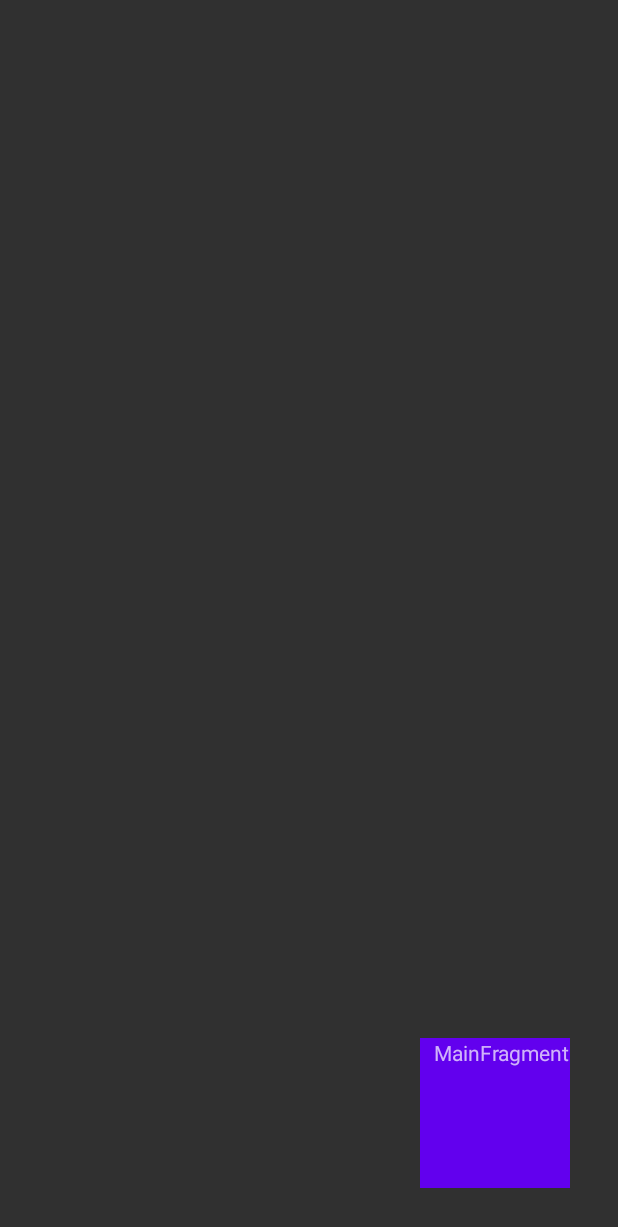
After one commit to gyqGitHub/ConstraintLayoutDemo, an Android app: the MotionFragmentActivity screen opened directly, with no data from a screen before it, on a phone screen of 412 x 824 dp. The commit adds this screen. Shown: the top 1227 px of the screen. Run offline under Robolectric (Android 15) with nearby library versions, the phone set to English and light mode, and no system bars.

Commit message:
motionLayout 结合 fragment使用

```diff
--- a/app/src/main/AndroidManifest.xml
+++ b/app/src/main/AndroidManifest.xml
@@ -9,7 +9,8 @@
         android:roundIcon="@mipmap/ic_launcher_round"
         android:supportsRtl="true"
         android:theme="@style/AppTheme">
-        <activity android:name=".MotionConstraintHelperActivity"></activity>
+        <activity android:name=".MotionFragmentActivity"></activity>
+        <activity android:name=".MotionConstraintHelperActivity" />
         <activity android:name=".MotionComplexImitateCoordinator2Activity" />
         <activity android:name=".MotionComplexImitateCoordinatorActivity" />
         <activity android:name=".MotionViewPagerActivity" />
--- /dev/null
+++ b/app/src/main/java/com/hsb/profession/constraintlayoutdemo/MotionFragmentActivity.kt
@@ -0,0 +1,82 @@
+package com.hsb.profession.constraintlayoutdemo
+
+import android.content.Context
+import android.content.Intent
+import androidx.appcompat.app.AppCompatActivity
+import android.os.Bundle
+import android.util.Log
+import androidx.constraintlayout.motion.widget.MotionLayout
+import androidx.fragment.app.Fragment
+import com.hsb.profession.fragment.MainFragment
+import com.hsb.profession.fragment.SecondFragment
+import kotlinx.android.synthetic.main.activity_motion_fragment.*
+
+class MotionFragmentActivity : AppCompatActivity(),MotionLayout.TransitionListener {
+
+    private var lastProgress = 0f
+    private var fragment : Fragment? = null
+
+    companion object{
+        @JvmStatic
+        fun start(context: Context) {
+            val starter = Intent(context, MotionFragmentActivity::class.java)
+            context.startActivity(starter)
+        }
+    }
+
+    override fun onCreate(savedInstanceState: Bundle?) {
+        super.onCreate(savedInstanceState)
+        setContentView(R.layout.activity_motion_fragment)
+        motionLayout?.setTransitionListener(this)
+        if (savedInstanceState == null) {
+            fragment = MainFragment.newInstance().also {
+                supportFragmentManager.beginTransaction()
+                    .replace(R.id.container, it)
+                    .commitNow()
+            }
+        }
+    }
+
+    override fun onTransitionTrigger(p0: MotionLayout?, triggerId: Int, positive: Boolean, progress: Float) {
+        Log.e("gyq","onTransitionTrigger triggerId = $triggerId positive = $positive progress = $progress")
+    }
+
+    override fun onTransitionStarted(p0: MotionLayout?, startId: Int, endId: Int) {
+        Log.e("gyq","onTransitionStarted startId = $startId endId = $endId")
+    }
+
+    override fun onTransitionChange(p0: MotionLayout?, startId: Int, endId: Int, progress: Float) {
+        Log.e("gyq","onTransitionChange startId = $startId p2 = $endId progress = $progress")
+        if (progress - lastProgress > 0) {
+            // from start to end
+            val atEnd = Math.abs(progress - 1f) < 0.1f
+            if (atEnd && fragment is MainFragment) {
+                val transaction = supportFragmentManager.beginTransaction()
+                //todo 没搞清动画的使用，动画也会略带卡顿
+                fragment = SecondFragment.newInstance().also {
+                    transaction
+                        .setCustomAnimations(R.animator.show, 0)
+                        .replace(R.id.container, it)
+                        .commitNow()
+                }
+            }
+        } else {
+            // from end to start
+            val atStart = progress < 0.9f
+            if (atStart && fragment is SecondFragment) {
+                val transaction = supportFragmentManager.beginTransaction()
+                fragment = MainFragment.newInstance().also {
+                    transaction
+                        .setCustomAnimations(0, R.animator.hide)
+                        .replace(R.id.container, it)
+                        .commitNow()
+                }
+            }
+        }
+        lastProgress = progress
+    }
+
+    override fun onTransitionCompleted(p0: MotionLayout?, currentId: Int) {
+        Log.e("gyq","onTransitionCompleted currentId = $currentId")
+    }
+}
--- a/app/src/main/java/com/hsb/profession/constraintlayoutdemo/MotionLayoutActivity.kt
+++ b/app/src/main/java/com/hsb/profession/constraintlayoutdemo/MotionLayoutActivity.kt
@@ -49,5 +49,7 @@ class MotionLayoutActivity : AppCompatActivity() {
         btn_imitate_coordinator2.setOnClickListener { MotionComplexImitateCoordinator2Activity.start(this) }
 
         btn_helper.setOnClickListener { MotionConstraintHelperActivity.start(this) }
+
+        btn_fragment.setOnClickListener { MotionFragmentActivity.start(this) }
     }
 }
--- /dev/null
+++ b/app/src/main/java/com/hsb/profession/fragment/MainFragment.kt
@@ -0,0 +1,36 @@
+/*
+ * Copyright (C) 2018 The Android Open Source Project
+ *
+ * Licensed under the Apache License, Version 2.0 (the "License");
+ * you may not use this file except in compliance with the License.
+ * You may obtain a copy of the License at
+ *
+ *      http://www.apache.org/licenses/LICENSE-2.0
+ *
+ * Unless required by applicable law or agreed to in writing, software
+ * distributed under the License is distributed on an "AS IS" BASIS,
+ * WITHOUT WARRANTIES OR CONDITIONS OF ANY KIND, either express or implied.
+ * See the License for the specific language governing permissions and
+ * limitations under the License.
+ */
+
+package com.hsb.profession.fragment
+
+import android.os.Bundle
+import android.view.LayoutInflater
+import android.view.View
+import android.view.ViewGroup
+import androidx.fragment.app.Fragment
+import com.hsb.profession.constraintlayoutdemo.R
+
+class MainFragment : Fragment() {
+
+    companion object {
+        fun newInstance() = MainFragment()
+    }
+
+    override fun onCreateView(inflater: LayoutInflater, container: ViewGroup?,
+                              savedInstanceState: Bundle?): View {
+        return inflater.inflate(R.layout.motion_21_main_fragment, container, false)
+    }
+}
--- a/app/src/main/java/com/hsb/profession/helpers/FadeIn.java
+++ b/app/src/main/java/com/hsb/profession/helpers/FadeIn.java
@@ -18,6 +18,7 @@ package com.hsb.profession.helpers;
 
 import android.content.Context;
 import android.util.AttributeSet;
+import android.util.Log;
 import android.view.View;
 
 import androidx.constraintlayout.motion.widget.MotionHelper;
@@ -38,6 +39,7 @@ public class FadeIn extends MotionHelper {
 
     @Override
     public void setProgress(View view, float progress) {
+        Log.e("gyq", "progress = " + progress);
         view.setAlpha(progress);
     }
 }
--- /dev/null
+++ b/app/src/main/res/animator/hide.xml
@@ -0,0 +1,8 @@
+<?xml version="1.0" encoding="utf-8"?>
+<objectAnimator
+    xmlns:android="http://schemas.android.com/apk/res/android"
+    android:propertyName="onHide"
+    android:valueType="floatType"
+    android:valueFrom="0"
+    android:valueTo="1"
+    android:duration="500"/>
--- /dev/null
+++ b/app/src/main/res/animator/show.xml
@@ -0,0 +1,8 @@
+<?xml version="1.0" encoding="utf-8"?>
+<objectAnimator
+    xmlns:android="http://schemas.android.com/apk/res/android"
+    android:propertyName="onShow"
+    android:valueType="floatType"
+    android:valueFrom="0"
+    android:valueTo="1"
+    android:duration="500"/>
--- /dev/null
+++ b/app/src/main/res/layout/activity_motion_fragment.xml
@@ -0,0 +1,21 @@
+<?xml version="1.0" encoding="utf-8"?>
+<androidx.constraintlayout.motion.widget.MotionLayout xmlns:android="http://schemas.android.com/apk/res/android"
+    xmlns:tools="http://schemas.android.com/tools"
+    xmlns:app="http://schemas.android.com/apk/res-auto"
+    android:id="@+id/motionLayout"
+    android:layout_width="match_parent"
+    android:layout_height="match_parent"
+    android:orientation="vertical"
+    app:layoutDescription="@xml/main_scene"
+    tools:context=".MainActivity">
+
+    <com.hsb.profession.utils.TouchFrameLayout
+        android:id="@+id/container"
+        android:layout_width="100dp"
+        android:layout_height="100dp"
+        android:layout_marginRight="32dp"
+        android:layout_marginBottom="32dp"
+        app:layout_constraintEnd_toEndOf="parent"
+        app:layout_constraintBottom_toBottomOf="parent"/>
+
+</androidx.constraintlayout.motion.widget.MotionLayout>
--- /dev/null
+++ b/app/src/main/res/layout/motion_21_main_fragment.xml
@@ -0,0 +1,30 @@
+<?xml version="1.0" encoding="utf-8"?>
+<!--
+  Copyright (C) 2018 The Android Open Source Project
+  Licensed under the Apache License, Version 2.0 (the "License");
+  you may not use this file except in compliance with the License.
+  You may obtain a copy of the License at
+
+       http://www.apache.org/licenses/LICENSE-2.0
+
+  Unless required by applicable law or agreed to in writing, software
+  distributed under the License is distributed on an "AS IS" BASIS,
+  WITHOUT WARRANTIES OR CONDITIONS OF ANY KIND, either express or implied.
+  See the License for the specific language governing permissions and
+  limitations under the License.
+  -->
+<androidx.constraintlayout.widget.ConstraintLayout xmlns:android="http://schemas.android.com/apk/res/android"
+    xmlns:app="http://schemas.android.com/apk/res-auto"
+    android:id="@+id/main"
+    android:layout_width="match_parent"
+    android:layout_height="match_parent">
+
+    <TextView
+        android:id="@+id/message"
+        android:layout_width="wrap_content"
+        android:layout_height="wrap_content"
+        android:text="MainFragment"
+        app:layout_constraintEnd_toEndOf="parent"
+        app:layout_constraintTop_toTopOf="parent" />
+
+</androidx.constraintlayout.widget.ConstraintLayout>
--- /dev/null
+++ b/app/src/main/res/xml/main_scene.xml
@@ -0,0 +1,48 @@
+<?xml version="1.0" encoding="utf-8"?>
+<MotionScene xmlns:android="http://schemas.android.com/apk/res/android"
+    xmlns:motion="http://schemas.android.com/apk/res-auto"
+    android:id="@+id/motionLayout">
+
+    <Transition
+        motion:constraintSetEnd="@+id/end"
+        motion:constraintSetStart="@+id/start"
+        motion:duration="1000"
+        motion:motionInterpolator="linear" >
+
+        <OnSwipe
+            motion:touchAnchorId="@+id/container"
+            motion:touchAnchorSide="top"
+            motion:dragDirection="dragUp" />
+    </Transition>
+
+    <ConstraintSet android:id="@+id/start">
+
+        <Constraint
+            android:id="@+id/container"
+            android:layout_marginEnd="32dp"
+            android:layout_marginBottom="32dp"
+            android:layout_width="100dp"
+            android:layout_height="100dp"
+            motion:layout_constraintBottom_toBottomOf="parent"
+            motion:layout_constraintEnd_toEndOf="parent">
+            <CustomAttribute
+                motion:attributeName="BackgroundColor"
+                motion:customColorValue="@color/colorPrimary" />
+        </Constraint>
+    </ConstraintSet>
+
+    <ConstraintSet android:id="@+id/end">
+
+        <Constraint
+            android:id="@id/container"
+            android:layout_width="match_parent"
+            android:layout_height="0dp"
+            motion:layout_constraintTop_toTopOf="parent"
+            motion:layout_constraintBottom_toBottomOf="parent">
+            <CustomAttribute
+                motion:attributeName="BackgroundColor"
+                motion:customColorValue="@color/colorAccent" />
+        </Constraint>
+    </ConstraintSet>
+
+</MotionScene>
```
Also changed, not shown: app/src/main/java/com/hsb/profession/fragment/SecondFragment.kt (added, +50 -0 lines), app/src/main/res/layout/activity_motion_layout.xml (+9 -1 lines), app/src/main/res/layout/motion_21_second_fragment.xml (added, +56 -0 lines), app/src/main/res/xml/scene_21_second_fragment.xml (added, +47 -0 lines).
